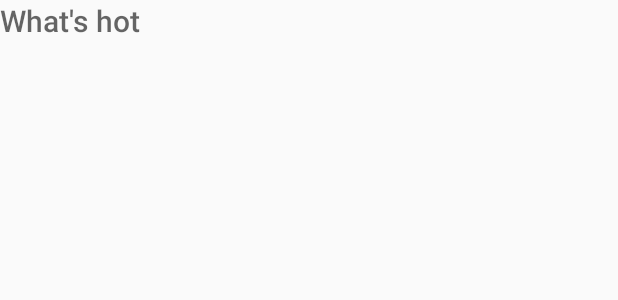
After one commit to yHori12/Minimum-Todo, an Android app: the layout list_item_header.xml on its own in the app's theme, with its tools: preview values and no code run, on a phone screen of 412 x 824 dp. The commit adds this screen. Shown: the top 300 px of the screen. Run offline under Robolectric (Android 15) with nearby library versions, the phone set to English and light mode, and no system bars.

Commit message:
[wip] 完了済みリストを表示するためのuiを作成

```diff
--- a/app/src/main/java/com/y_hori/minimum_todo/ui/adapter/TaskAdapter.kt
+++ b/app/src/main/java/com/y_hori/minimum_todo/ui/adapter/TaskAdapter.kt
@@ -7,18 +7,18 @@ import androidx.recyclerview.widget.DiffUtil
 import androidx.recyclerview.widget.ListAdapter
 import androidx.recyclerview.widget.RecyclerView
 import com.y_hori.minimum_todo.data.model.Task
-import com.y_hori.minimum_todo.databinding.ListItemTaskBinding
+import com.y_hori.minimum_todo.databinding.ListItemNewTaskBinding
 
 class TaskAdapter :ListAdapter<Task,RecyclerView.ViewHolder>(DiffCallback()){
 
     override fun onCreateViewHolder(parent: ViewGroup, viewType: Int): RecyclerView.ViewHolder {
-        return ItemViewHolder(ListItemTaskBinding.inflate(LayoutInflater.from(parent.context),parent,false))
+        return ItemViewHolder(ListItemNewTaskBinding.inflate(LayoutInflater.from(parent.context),parent,false))
     }
 
     override fun onBindViewHolder(holder: RecyclerView.ViewHolder, position: Int) {
     }
 
-    inner class ItemViewHolder(binding: ListItemTaskBinding) : RecyclerView.ViewHolder(binding.root) {
+    inner class ItemViewHolder(binding: ListItemNewTaskBinding) : RecyclerView.ViewHolder(binding.root) {
         //item用のviewmodelに譲渡
     }
 
--- a/app/src/main/java/com/y_hori/minimum_todo/ui/main/MainViewModel.kt
+++ b/app/src/main/java/com/y_hori/minimum_todo/ui/main/MainViewModel.kt
@@ -1,9 +1,6 @@
 package com.y_hori.minimum_todo.ui.main
 
-import androidx.lifecycle.LiveData
-import androidx.lifecycle.MutableLiveData
-import androidx.lifecycle.ViewModel
-import androidx.lifecycle.viewModelScope
+import androidx.lifecycle.*
 import com.y_hori.minimum_todo.data.TaskRepository
 import com.y_hori.minimum_todo.data.model.Task
 import kotlinx.coroutines.launch
--- a/app/src/main/res/layout/fragment_main.xml
+++ b/app/src/main/res/layout/fragment_main.xml
@@ -21,7 +21,7 @@
         android:layout_height="match_parent"
         android:clipToPadding="false"
         app:layoutManager="androidx.recyclerview.widget.LinearLayoutManager"
-        tools:listitem="@layout/list_item_task"/>
+        tools:listitem="@layout/list_item_new_task"/>
 
     <com.google.android.material.floatingactionbutton.FloatingActionButton
         android:id="@+id/fab"
--- /dev/null
+++ b/app/src/main/res/layout/list_item_header.xml
@@ -0,0 +1,33 @@
+<?xml version="1.0" encoding="utf-8"?>
+<layout>
+    <LinearLayout xmlns:android="http://schemas.android.com/apk/res/android"
+        xmlns:app="http://schemas.android.com/apk/res-auto"
+        xmlns:tools="http://schemas.android.com/tools"
+        android:layout_width="match_parent"
+        android:layout_height="wrap_content"
+        android:orientation="horizontal">
+
+        <LinearLayout
+            android:layout_width="0dp"
+            android:layout_height="wrap_content"
+            android:layout_weight="1"
+            android:gravity="bottom"
+            android:orientation="vertical">
+
+            <TextView
+                android:id="@+id/title"
+                android:layout_width="wrap_content"
+                android:layout_height="wrap_content"
+                android:textAppearance="@style/TextAppearance.AppCompat.Title"
+                android:textColor="?android:attr/textColorSecondary"
+                tools:text="What's hot" />
+
+        </LinearLayout>
+
+        <androidx.appcompat.widget.AppCompatImageView
+            android:id="@+id/icon"
+            android:layout_width="wrap_content"
+            android:layout_height="wrap_content"
+            android:layout_gravity="center_vertical" />
+    </LinearLayout>
+</layout>
```
Also changed, not shown: app/build.gradle (+6 -1 lines), app/src/main/java/com/y_hori/minimum_todo/data/model/TaskItem.kt (added, +15 -0 lines), app/src/main/java/com/y_hori/minimum_todo/ui/adapter/ExpandableHeaderItem.kt (added, +32 -0 lines), app/src/main/java/com/y_hori/minimum_todo/ui/main/MainFragment.kt (+14 -7 lines), app/src/main/res/layout/list_item_completed_task.xml (added, +42 -0 lines), app/src/main/res/layout/list_item_new_task.xml (renamed from app/src/main/res/layout/list_item_task.xml).
